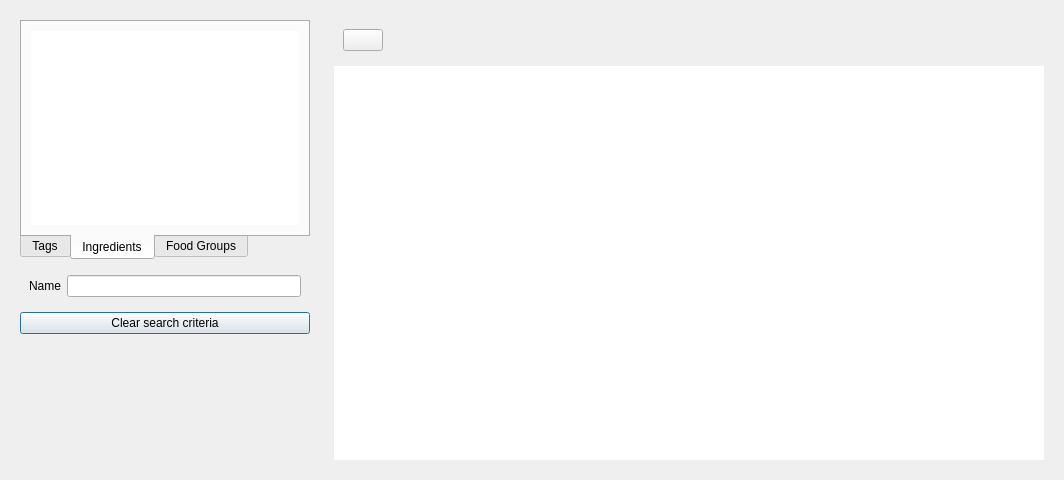
Old version of the form gui/openrecipedialog.ui in the repository andrewlalis/RecipeDB.
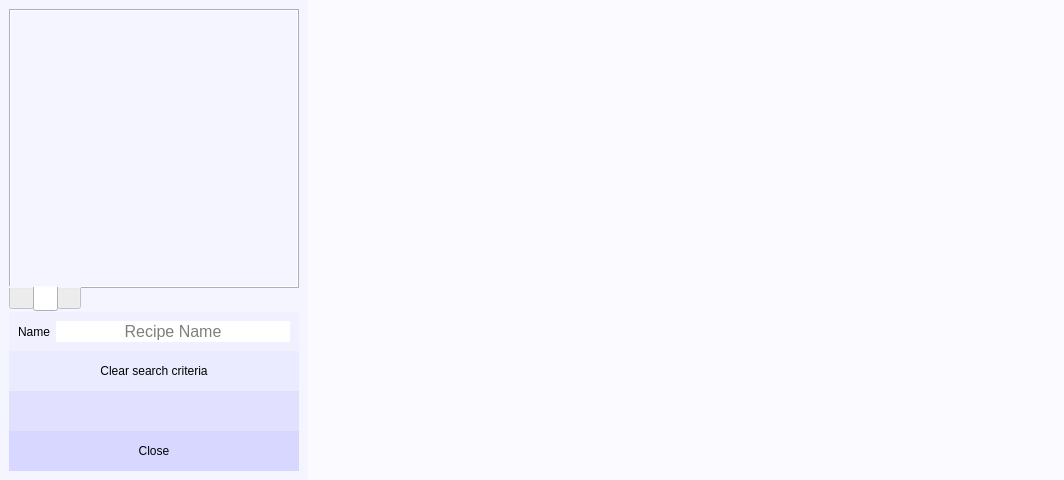
New version of the form. The open tabs and pages were chosen to show the change. Icons and pictures are not drawn.

Commit message: Added icons for search criteria, fixed deleting image bug when editing.

Diff of the .ui file:
```diff
--- a/gui/openrecipedialog.ui
+++ b/gui/openrecipedialog.ui
@@ -17,13 +17,37 @@
    <iconset resource="../images.qrc">
     <normaloff>:/images/images/icon.png</normaloff>:/images/images/icon.png</iconset>
   </property>
+  <property name="styleSheet">
+   <string notr="true">font: 25 &quot;Noto Sans CJK KR Light&quot;;</string>
+  </property>
   <property name="modal">
    <bool>true</bool>
   </property>
   <layout class="QHBoxLayout" name="horizontalLayout_6">
-   <item alignment="Qt::AlignLeft|Qt::AlignTop">
+   <property name="spacing">
+    <number>0</number>
+   </property>
+   <property name="leftMargin">
+    <number>0</number>
+   </property>
+   <property name="topMargin">
+    <number>0</number>
+   </property>
+   <property name="rightMargin">
+    <number>0</number>
+   </property>
+   <property name="bottomMargin">
+    <number>0</number>
+   </property>
+   <item alignment="Qt::AlignLeft">
     <widget class="QWidget" name="searchPanel" native="true">
+     <property name="styleSheet">
+      <string notr="true">background-color: rgb(245, 245, 255);</string>
+     </property>
      <layout class="QVBoxLayout" name="verticalLayout">
+      <property name="spacing">
+       <number>0</number>
+      </property>
       <item alignment="Qt::AlignLeft">
        <widget class="QTabWidget" name="tabWidget">
         <property name="minimumSize">
@@ -43,6 +67,9 @@
         </property>
         <widget class="QWidget" name="tagsTab">
          <attribute name="title">
+          <string/>
+         </attribute>
+         <attribute name="toolTip">
           <string>Tags</string>
          </attribute>
          <layout class="QVBoxLayout" name="verticalLayout_5">
@@ -75,9 +102,27 @@
         </widget>
         <widget class="QWidget" name="ingredientsTab">
          <attribute name="title">
+          <string/>
+         </attribute>
+         <attribute name="toolTip">
           <string>Ingredients</string>
          </attribute>
          <layout class="QVBoxLayout" name="verticalLayout_6">
+          <property name="spacing">
+           <number>0</number>
+          </property>
+          <property name="leftMargin">
+           <number>0</number>
+          </property>
+          <property name="topMargin">
+           <number>0</number>
+          </property>
+          <property name="rightMargin">
+           <number>0</number>
+          </property>
+          <property name="bottomMargin">
+           <number>0</number>
+          </property>
           <item>
            <widget class="QListView" name="ingredientsListView">
             <property name="sizePolicy">
@@ -107,6 +152,9 @@
         </widget>
         <widget class="QWidget" name="tab">
          <attribute name="title">
+          <string/>
+         </attribute>
+         <attribute name="toolTip">
           <string>Food Groups</string>
          </attribute>
          <layout class="QVBoxLayout" name="verticalLayout_3">
@@ -132,6 +180,9 @@
       </item>
       <item>
        <widget class="QWidget" name="nameSearchPanel" native="true">
+        <property name="styleSheet">
+         <string notr="true">background-color: rgb(240, 240, 255);</string>
+        </property>
         <layout class="QHBoxLayout" name="horizontalLayout_2">
          <item>
           <widget class="QLabel" name="nameLabel">
@@ -141,16 +192,115 @@
           </widget>
          </item>
          <item>
-          <widget class="QLineEdit" name="nameEdit"/>
+          <widget class="QLineEdit" name="nameEdit">
+           <property name="font">
+            <font>
+             <pointsize>12</pointsize>
+             <weight>3</weight>
+             <italic>false</italic>
+             <bold>false</bold>
+            </font>
+           </property>
+           <property name="styleSheet">
+            <string notr="true">background-color: rgb(255, 255, 255);</string>
+           </property>
+           <property name="frame">
+            <bool>false</bool>
+           </property>
+           <property name="alignment">
+            <set>Qt::AlignCenter</set>
+           </property>
+           <property name="placeholderText">
+            <string>Recipe Name</string>
+           </property>
+          </widget>
          </item>
         </layout>
        </widget>
       </item>
       <item>
        <widget class="QPushButton" name="clearSearchButton">
+        <property name="minimumSize">
+         <size>
+          <width>0</width>
+          <height>40</height>
+         </size>
+        </property>
+        <property name="autoFillBackground">
+         <bool>false</bool>
+        </property>
+        <property name="styleSheet">
+         <string notr="true">QPushButton#clearSearchButton {
+	background-color: rgb(235, 235, 255);
+	border: 0px;
+}
+QPushButton#clearSearchButton:hover{
+	background-color: rgb(245, 245, 255);
+}
+QPushButton#clearSearchButton:pressed{
+	background-color: rgb(255, 255, 255);
+}</string>
+        </property>
         <property name="text">
          <string>Clear search criteria</string>
         </property>
+        <property name="flat">
+         <bool>false</bool>
+        </property>
+       </widget>
+      </item>
+      <item>
+       <widget class="QPushButton" name="deleteRecipeButton">
+        <property name="minimumSize">
+         <size>
+          <width>0</width>
+          <height>40</height>
+         </size>
+        </property>
+        <property name="styleSheet">
+         <string notr="true">QPushButton#deleteRecipeButton {
+	background-color: rgb(225, 225, 255);
+	border: 0px;
+}
+QPushButton#deleteRecipeButton:hover{
+	background-color: rgb(235, 235, 255);
+}
+QPushButton#deleteRecipeButton:pressed{
+	background-color: rgb(245, 245, 255);
+}</string>
+        </property>
+        <property name="text">
+         <string/>
+        </property>
+        <property name="icon">
+         <iconset resource="../images.qrc">
+          <normaloff>:/images/images/trash.png</normaloff>:/images/images/trash.png</iconset>
+        </property>
+       </widget>
+      </item>
+      <item>
+       <widget class="QPushButton" name="exitButton">
+        <property name="minimumSize">
+         <size>
+          <width>0</width>
+          <height>40</height>
+         </size>
+        </property>
+        <property name="styleSheet">
+         <string notr="true">QPushButton#exitButton {
+	background-color: rgb(215, 215, 255);
+	border: 0px;
+}
+QPushButton#exitButton:hover{
+	background-color: rgb(225, 225, 255);
+}
+QPushButton#exitButton:pressed{
+	background-color: rgb(235, 235, 255);
+}</string>
+        </property>
+        <property name="text">
+         <string>Close</string>
+        </property>
        </widget>
       </item>
      </layout>
@@ -159,34 +309,55 @@
    <item>
     <widget class="QWidget" name="contentPanel" native="true">
      <layout class="QVBoxLayout" name="verticalLayout_2">
-      <item alignment="Qt::AlignLeft">
-       <widget class="QWidget" name="interactionPanel" native="true">
-        <layout class="QHBoxLayout" name="horizontalLayout_5">
-         <item>
-          <widget class="QPushButton" name="deleteRecipeButton">
-           <property name="text">
-            <string/>
-           </property>
-           <property name="icon">
-            <iconset resource="../images.qrc">
-             <normaloff>:/images/images/trash.png</normaloff>:/images/images/trash.png</iconset>
-           </property>
-          </widget>
-         </item>
-        </layout>
-       </widget>
-      </item>
+      <property name="spacing">
+       <number>0</number>
+      </property>
+      <property name="leftMargin">
+       <number>0</number>
+      </property>
+      <property name="topMargin">
+       <number>0</number>
+      </property>
+      <property name="rightMargin">
+       <number>0</number>
+      </property>
+      <property name="bottomMargin">
+       <number>0</number>
+      </property>
       <item>
        <widget class="QTableView" name="recipeTableView">
+        <property name="font">
+         <font>
+          <pointsize>14</pointsize>
+          <weight>3</weight>
+          <italic>false</italic>
+          <bold>false</bold>
+         </font>
+        </property>
+        <property name="styleSheet">
+         <string notr="true">background-color: rgb(250, 250, 255);</string>
+        </property>
         <property name="frameShape">
          <enum>QFrame::NoFrame</enum>
         </property>
+        <property name="alternatingRowColors">
+         <bool>true</bool>
+        </property>
         <property name="selectionBehavior">
          <enum>QAbstractItemView::SelectRows</enum>
         </property>
+        <property name="verticalScrollMode">
+         <enum>QAbstractItemView::ScrollPerPixel</enum>
+        </property>
+        <property name="gridStyle">
+         <enum>Qt::NoPen</enum>
+        </property>
         <property name="sortingEnabled">
          <bool>true</bool>
         </property>
+        <attribute name="horizontalHeaderShowSortIndicator" stdset="0">
+         <bool>false</bool>
+        </attribute>
         <attribute name="verticalHeaderVisible">
          <bool>false</bool>
         </attribute>
```
Left out of the diff: 48 changed lines with no effect on the pictures. The commit also changes 11 other files.
